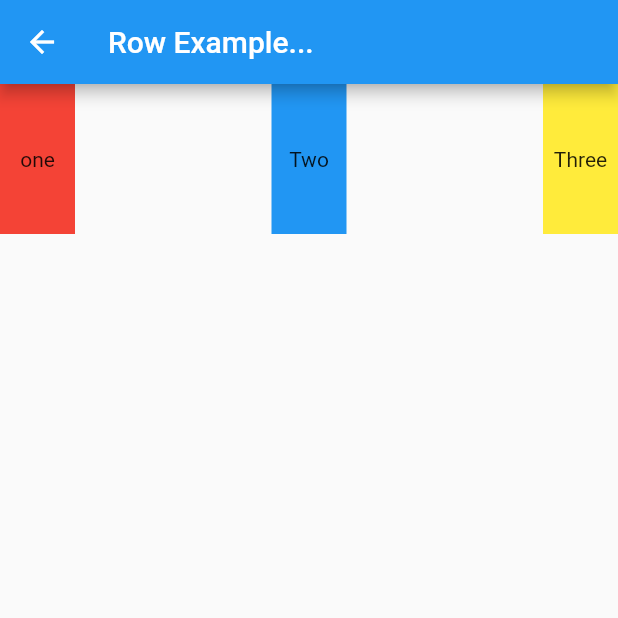
After one commit to Bivek10/animalGallery, a Flutter app: the screen it shows after launch, after a tap on "Row Example", on a phone screen of 412 x 824 dp, the top half of it. The commit adds this screen. Run offline on Flutter 3.47's test engine with Material 2 defaults, Android fonts, the phone set to English and light mode, and no system bars.

Commit message:
row, column, and listview

```diff
--- a/lib/home_page.dart
+++ b/lib/home_page.dart
@@ -1,5 +1,7 @@
 import 'package:appone/bottom_navigator.dart';
 import 'package:appone/ink_well_ex.dart';
+import 'package:appone/list_view_ex.dart';
+import 'package:appone/row_widget.dart';
 import 'package:appone/stack_widget.dart';
 import 'package:appone/wrap_ex.dart';
 import 'package:flutter/material.dart';
@@ -11,6 +13,7 @@ import 'package:flutter/src/widgets/ticker_provider.dart';
 import 'add_todo.dart';
 import 'chip_widget.dart';
 import 'circle_avtar.dart';
+import 'column_ex.dart';
 import 'gesture_dectector_ex.dart';
 
 class HomePageMenu extends StatefulWidget {
@@ -154,7 +157,49 @@ class _HomePageMenuState extends State<HomePageMenu>
                 );
               },
               child: Text("Wrap Example"),
-            )
+            ),
+            SizedBox(
+              height: 10,
+            ),
+            ElevatedButton(
+              onPressed: () {
+                Navigator.push(
+                  context,
+                  MaterialPageRoute(
+                    builder: (context) => ColumnExample(),
+                  ),
+                );
+              },
+              child: Text("Column Example"),
+            ),
+            SizedBox(
+              height: 10,
+            ),
+            ElevatedButton(
+              onPressed: () {
+                Navigator.push(
+                  context,
+                  MaterialPageRoute(
+                    builder: (context) => RowExample(),
+                  ),
+                );
+              },
+              child: Text("Row Example"),
+            ),
+            SizedBox(
+              height: 10,
+            ),
+            ElevatedButton(
+              onPressed: () {
+                Navigator.push(
+                  context,
+                  MaterialPageRoute(
+                    builder: (context) => ListViewExample(),
+                  ),
+                );
+              },
+              child: Text("ListView Example"),
+            ),
           ],
         ),
       ),
--- /dev/null
+++ b/lib/row_widget.dart
@@ -0,0 +1,48 @@
+import 'package:flutter/material.dart';
+import 'package:flutter/src/foundation/key.dart';
+import 'package:flutter/src/widgets/framework.dart';
+
+class RowExample extends StatelessWidget {
+  const RowExample({Key? key}) : super(key: key);
+
+  @override
+  Widget build(BuildContext context) {
+    return Scaffold(
+      appBar: AppBar(
+        title: Text("Row Example..."),
+      ),
+      body: Container(
+        child: Row(
+          //crossAxisAlignment: CrossAxisAlignment.end,
+          mainAxisAlignment: MainAxisAlignment.spaceBetween,
+          children: [
+            Container(
+              width: 50,
+              height: 100,
+              color: Colors.red,
+              child: const Center(
+                child: Text("one"),
+              ),
+            ),
+            Container(
+              width: 50,
+              height: 100,
+              color: Colors.blue,
+              child: const Center(
+                child: Text("Two"),
+              ),
+            ),
+            Container(
+              width: 50,
+              height: 100,
+              color: Colors.yellow,
+              child: const Center(
+                child: Text("Three"),
+              ),
+            ),
+          ],
+        ),
+      ),
+    );
+  }
+}
```
Also changed, not shown: lib/column_ex.dart (added, +41 -0 lines), lib/list_view_ex.dart (added, +44 -0 lines), lib/main.dart (+5 -4 lines), lib/wrap_ex.dart (+15 -5 lines).
